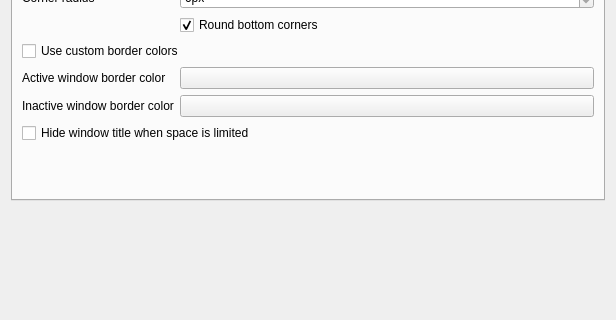
Old version of the form src/kcm/config.ui in the repository guiodic/material-decoration; both pictures show x 0 to 616 and y 174 to 494 of the 616 by 749 pixel window.
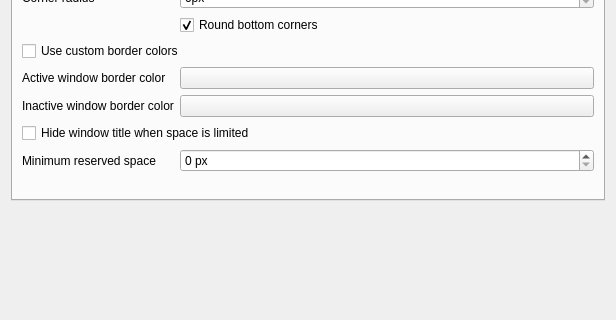
New version of the form. Custom widgets are drawn as their Qt base class.

Commit message: Makes minimum reserved space for campition configurable; also update README to include appmenu-gtk-module-wayland instructions

What changed in the file:
```diff
--- a/src/kcm/config.ui
+++ b/src/kcm/config.ui
@@ -156,6 +156,26 @@
          </property>
         </widget>
        </item>
+       <item row="10" column="0">
+        <widget class="QLabel" name="label_minWidthForCaption">
+         <property name="text">
+          <string>Minimum reserved space</string>
+         </property>
+        </widget>
+       </item>
+       <item row="10" column="1">
+        <widget class="QSpinBox" name="kcfg_MinWidthForCaption">
+         <property name="suffix">
+          <string> px</string>
+         </property>
+         <property name="minimum">
+          <number>0</number>
+         </property>
+         <property name="maximum">
+          <number>500</number>
+         </property>
+        </widget>
+       </item>
       </layout>
      </widget>
      <widget class="QWidget" name="menuSearchTab">
```
The commit also changes 11 other files.
